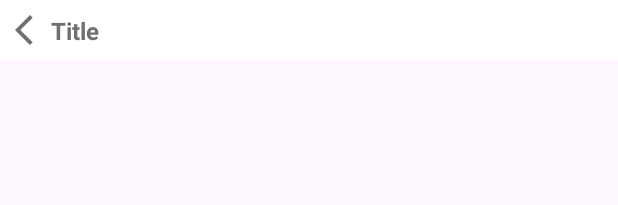
After one commit to KafuuNeko/BiliDownload, an Android app: the layout include_title.xml on its own in the app's theme, with its tools: preview values and no code run, on a phone screen of 412 x 824 dp. The commit adds this screen. Shown: the top 205 px of the screen. Run offline under Robolectric (Android 15) with nearby library versions, the phone set to English and light mode, and no system bars; network calls fail.

Commit message:
feat: 添加视频详情页Activity

```diff
--- a/app/build.gradle.kts
+++ b/app/build.gradle.kts
@@ -105,6 +105,7 @@ dependencies {
     implementation(libs.design)
 
     implementation(libs.androidx.room.runtime)
+    implementation(libs.androidx.activity)
     ksp(libs.androidx.room.compiler)
 
     //gson
--- a/app/src/main/java/cc/kafuu/bilidownload/model/BiliMedia.kt
+++ b/app/src/main/java/cc/kafuu/bilidownload/model/BiliMedia.kt
@@ -1,4 +1,6 @@
 package cc.kafuu.bilidownload.model
+
+import java.io.Serializable
 
 data class BiliMedia(
     val mediaId: Long,
@@ -7,4 +9,4 @@ data class BiliMedia(
     val cover: String,
     val mediaType: Int,
     val desc: String,
-)
+): Serializable
--- a/app/src/main/java/cc/kafuu/bilidownload/model/BiliVideo.kt
+++ b/app/src/main/java/cc/kafuu/bilidownload/model/BiliVideo.kt
@@ -1,6 +1,7 @@
 package cc.kafuu.bilidownload.model
 
 import android.annotation.SuppressLint
+import java.io.Serializable
 import java.text.SimpleDateFormat
 import java.util.Date
 
@@ -14,7 +15,7 @@ data class BiliVideo(
     val pubDate: Long,
     val sendDate: Long,
     val duration: String,
-) {
+): Serializable {
     @SuppressLint("SimpleDateFormat")
     companion object {
         val mDateFormatter by lazy { SimpleDateFormat("yyyy-MM-dd") }
--- /dev/null
+++ b/app/src/main/java/cc/kafuu/bilidownload/viewmodel/activity/VideoDetailsViewModel.kt
@@ -0,0 +1,6 @@
+package cc.kafuu.bilidownload.viewmodel.activity
+
+import cc.kafuu.bilidownload.common.core.CoreViewModel
+
+class VideoDetailsViewModel: CoreViewModel() {
+}
--- /dev/null
+++ b/app/src/main/res/layout/include_title.xml
@@ -0,0 +1,45 @@
+<?xml version="1.0" encoding="utf-8"?>
+<layout xmlns:android="http://schemas.android.com/apk/res/android"
+    xmlns:app="http://schemas.android.com/apk/res-auto"
+    xmlns:tools="http://schemas.android.com/tools">
+
+    <data>
+        <variable
+            name="viewModel"
+            type="cc.kafuu.bilidownload.common.core.CoreViewModel" />
+    </data>
+
+    <androidx.constraintlayout.widget.ConstraintLayout
+        android:layout_width="match_parent"
+        android:layout_height="wrap_content"
+        android:background="@color/white">
+
+        <ImageView
+            android:id="@+id/imageView"
+            android:layout_width="wrap_content"
+            android:layout_height="wrap_content"
+            android:layout_marginStart="10dp"
+            android:layout_marginTop="8dp"
+            android:layout_marginBottom="8dp"
+            android:contentDescription="@string/iv_back_content_description"
+            android:onClick="@{() -> viewModel.finishActivity()}"
+            android:src="@drawable/ic_arrow_back_2"
+            app:layout_constraintBottom_toBottomOf="parent"
+            app:layout_constraintStart_toStartOf="parent"
+            app:layout_constraintTop_toTopOf="parent" />
+
+        <androidx.appcompat.widget.AppCompatTextView
+            android:id="@+id/tv_title"
+            android:layout_width="wrap_content"
+            android:layout_height="wrap_content"
+            android:gravity="center_vertical"
+            android:textColor="@color/text_default_color"
+            android:textSize="16sp"
+            android:textStyle="bold"
+            app:layout_constraintBottom_toBottomOf="parent"
+            app:layout_constraintStart_toEndOf="@+id/imageView"
+            app:layout_constraintTop_toTopOf="parent"
+            tools:text="Title" />
+
+    </androidx.constraintlayout.widget.ConstraintLayout>
+</layout>
--- a/gradle/libs.versions.toml
+++ b/gradle/libs.versions.toml
@@ -21,6 +21,7 @@ refreshLayoutKernel = "2.1.0"
 retrofit = "2.11.0"
 roomRuntime = "2.6.1"
 workRuntimeKtx = "2.9.0"
+activity = "1.8.0"
 
 [libraries]
 androidx-core-ktx = { group = "androidx.core", name = "core-ktx", version.ref = "coreKtx" }
@@ -50,6 +51,7 @@ refresh-footer-classics = { module = "io.github.scwang90:refresh-footer-classics
 refresh-header-classics = { module = "io.github.scwang90:refresh-header-classics", version.ref = "refreshLayoutKernel" }
 refresh-layout-kernel = { module = "io.github.scwang90:refresh-layout-kernel", version.ref = "refreshLayoutKernel" }
 retrofit = { module = "com.squareup.retrofit2:retrofit", version.ref = "retrofit" }
+androidx-activity = { group = "androidx.activity", name = "activity", version.ref = "activity" }
 
 [plugins]
 androidApplication = { id = "com.android.application", version.ref = "agp" }
```
Also changed, not shown: app/src/main/AndroidManifest.xml (+19 -8 lines), app/src/main/java/cc/kafuu/bilidownload/view/activity/VideoDetailsActivity.kt (added, +32 -0 lines), app/src/main/java/cc/kafuu/bilidownload/viewmodel/fragment/SearchListViewModel.kt (+10 -1 lines), app/src/main/res/layout/activity_video_details.xml (added, +30 -0 lines), app/src/main/res/layout/item_search_media.xml (+11 -8 lines), app/src/main/res/layout/item_search_video.xml (+19 -13 lines).
